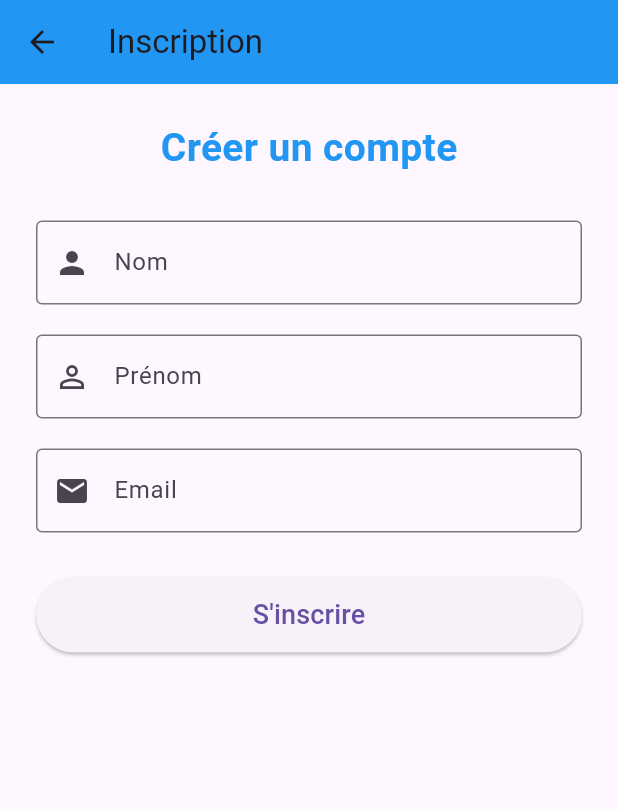
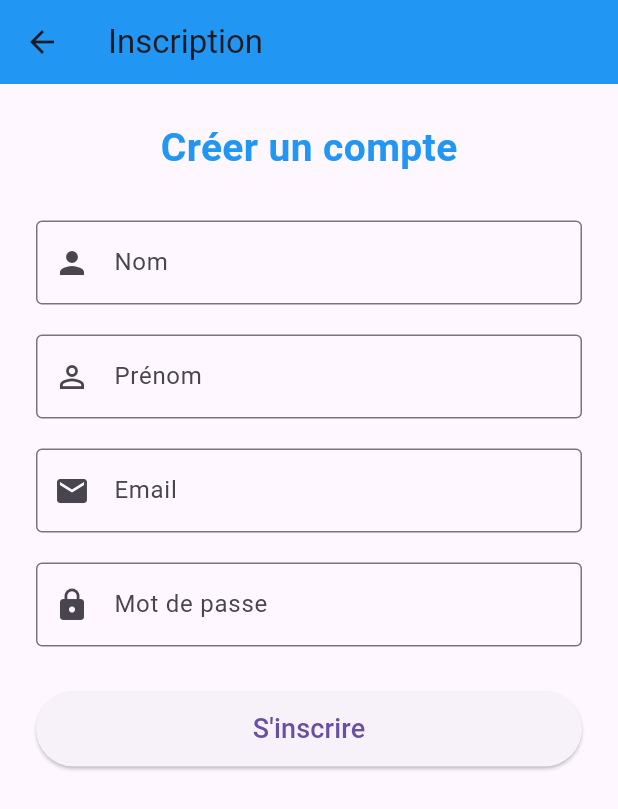
Before and after one commit to mariem-hammami/programmation-mobile-gestion-de-contact, a Flutter app: the ContactHomePage screen opened directly, after a tap on the "logout" icon, after a tap on "Créer un compte", on a phone screen of 412 x 824 dp. Shown: the top 809 px of the screen. Run offline on Flutter 3.47's test engine with Material 3 defaults, Android fonts, the phone set to English and light mode, and no system bars.

Commit message:
Mise à jour du fichier main.dart

```diff
--- a/lib/main.dart
+++ b/lib/main.dart
@@ -3,6 +3,9 @@ import 'package:flutter/material.dart';
 void main() {
   runApp(const MyApp());
 }
+
+/// 💾 Liste globale d'utilisateurs
+List<Map<String, String>> usersList = [];
 
 class MyApp extends StatelessWidget {
   const MyApp({super.key});
@@ -18,9 +21,7 @@ class MyApp extends StatelessWidget {
   }
 }
 
-/// ─────────────────────────────
 /// 🔐 PAGE DE CONNEXION
-/// ─────────────────────────────
 class LoginScreen extends StatefulWidget {
   const LoginScreen({super.key});
 
@@ -42,16 +43,14 @@ class _LoginScreenState extends State<LoginScreen> {
       return;
     }
 
-    if (!email.contains('@')) {
-      _showErrorDialog('Veuillez entrer un email valide.');
-      return;
-    }
-
     setState(() => _isLoading = true);
-    Future.delayed(const Duration(seconds: 2), () {
+    Future.delayed(const Duration(seconds: 1), () {
       setState(() => _isLoading = false);
 
-      if (email == 'mariem@gmail.com' && password == '2004') {
+      bool userExists = usersList.any(
+          (user) => user['email'] == email && user['password'] == password);
+
+      if (userExists) {
         Navigator.pushReplacement(
           context,
           MaterialPageRoute(builder: (_) => const ContactHomePage()),
@@ -99,8 +98,6 @@ class _LoginScreenState extends State<LoginScreen> {
                       color: Colors.blue),
                 ),
                 const SizedBox(height: 40),
-
-                // Champ email
                 TextField(
                   controller: _emailController,
                   decoration: const InputDecoration(
@@ -112,8 +109,6 @@ class _LoginScreenState extends State<LoginScreen> {
                   ),
                 ),
                 const SizedBox(height: 20),
-
-                // Champ mot de passe
                 TextField(
                   controller: _passwordController,
                   decoration: const InputDecoration(
@@ -126,7 +121,6 @@ class _LoginScreenState extends State<LoginScreen> {
                   obscureText: true,
                 ),
                 const SizedBox(height: 30),
-
                 _isLoading
                     ? const CircularProgressIndicator()
                     : ElevatedButton(
@@ -140,8 +134,6 @@ class _LoginScreenState extends State<LoginScreen> {
                         ),
                       ),
                 const SizedBox(height: 20),
-
-                // 🔹 BOUTON D’INSCRIPTION
                 TextButton(
                   onPressed: () {
                     Navigator.push(
@@ -163,9 +155,7 @@ class _LoginScreenState extends State<LoginScreen> {
   }
 }
 
-/// ─────────────────────────────
 /// 🧾 PAGE D’INSCRIPTION
-/// ─────────────────────────────
 class SignupPage extends StatefulWidget {
   const SignupPage({super.key});
 
@@ -177,13 +167,15 @@ class _SignupPageState extends State<SignupPage> {
   final _nomController = TextEditingController();
   final _prenomController = TextEditingController();
   final _emailController = TextEditingController();
+  final _passwordController = TextEditingController();
 
   void _handleSignup() {
     String nom = _nomController.text.trim();
     String prenom = _prenomController.text.trim();
     String email = _emailController.text.trim();
+    String password = _passwordController.text.trim();
 
-    if (nom.isEmpty || prenom.isEmpty || email.isEmpty) {
+    if (nom.isEmpty || prenom.isEmpty || email.isEmpty || password.isEmpty) {
       _showError('Veuillez remplir tous les champs.');
       return;
     }
@@ -192,6 +184,19 @@ class _SignupPageState extends State<SignupPage> {
       _showError('Veuillez entrer un email valide.');
       return;
     }
+
+    bool emailExiste = usersList.any((user) => user['email'] == email);
+    if (emailExiste) {
+      _showError('Cet email est déjà utilisé.');
+      return;
+    }
+
+    usersList.add({
+      'email': email,
+      'password': password,
+      'nom': nom,
+      'prenom': prenom,
+    });
 
     showDialog(
       context: context,
@@ -207,7 +212,7 @@ class _SignupPageState extends State<SignupPage> {
                 MaterialPageRoute(builder: (_) => const LoginScreen()),
               );
             },
-            child: const Text('Retour à la connexion'),
+            child: const Text('Se connecter'),
           ),
         ],
       ),
@@ -233,79 +238,42 @@ class _SignupPageState extends State<SignupPage> {
   @override
   Widget build(BuildContext context) {
     return Scaffold(
-      appBar: AppBar(
-        title: const Text('Inscription'),
-        backgroundColor: Colors.blue,
-      ),
+      appBar: AppBar(title: const Text('Inscription'), backgroundColor: Colors.blue),
       body: Padding(
         padding: const EdgeInsets.all(24),
+        child: SingleChildScrollView(
           child: Column(
             children: [
               const Text(
                 'Créer un compte',
-              style: TextStyle(
-                fontSize: 26,
-                fontWeight: FontWeight.bold,
-                color: Colors.blue,
-              ),
+                style: TextStyle(fontSize: 26, fontWeight: FontWeight.bold, color: Colors.blue),
               ),
               const SizedBox(height: 30),
-
-            TextField(
-              controller: _nomController,
-              decoration: const InputDecoration(
-                labelText: 'Nom',
-                prefixIcon: Icon(Icons.person),
-                border: OutlineInputBorder(),
-              ),
-            ),
+              TextField(controller: _nomController, decoration: const InputDecoration(labelText: 'Nom', prefixIcon: Icon(Icons.person), border: OutlineInputBorder())),
               const SizedBox(height: 20),
-
-            TextField(
-              controller: _prenomController,
-              decoration: const InputDecoration(
-                labelText: 'Prénom',
-                prefixIcon: Icon(Icons.person_outline),
-                border: OutlineInputBorder(),
-              ),
-            ),
+              TextField(controller: _prenomController, decoration: const InputDecoration(labelText: 'Prénom', prefixIcon: Icon(Icons.person_outline), border: OutlineInputBorder())),
               const SizedBox(height: 20),
-
-            TextField(
-              controller: _emailController,
-              decoration: const InputDecoration(
-                labelText: 'Email',
-                prefixIcon: Icon(Icons.email),
-                border: OutlineInputBorder(),
-              ),
-              keyboardType: TextInputType.emailAddress,
-            ),
+              TextField(controller: _emailController, decoration: const InputDecoration(labelText: 'Email', prefixIcon: Icon(Icons.email), border: OutlineInputBorder())),
+              const SizedBox(height: 20),
+              TextField(controller: _passwordController, decoration: const InputDecoration(labelText: 'Mot de passe', prefixIcon: Icon(Icons.lock), border: OutlineInputBorder()), obscureText: true),
               const SizedBox(height: 30),
-
               ElevatedButton(
                 onPressed: _handleSignup,
-              style: ElevatedButton.styleFrom(
-                minimumSize: const Size(double.infinity, 50),
-              ),
-              child: const Text(
-                'S\'inscrire',
-                style: TextStyle(fontSize: 18),
-              ),
+                style: ElevatedButton.styleFrom(minimumSize: const Size(double.infinity, 50)),
+                child: const Text('S\'inscrire', style: TextStyle(fontSize: 18)),
               ),
             ],
+          ),
         ),
       ),
     );
   }
 }
 
-/// ─────────────────────────────
-/// 📇 PAGE DE GESTION DES CONTACTS
-/// ─────────────────────────────
+/// 📇 CONTACTS + RECHERCHE
 class Contact {
   String nom;
   String numero;
-
   Contact({required this.nom, required this.numero});
 }
 
@@ -318,16 +286,41 @@ class ContactHomePage extends StatefulWidget {
 
 class _ContactHomePageState extends State<ContactHomePage> {
   final List<Contact> _contacts = [];
+  List<Contact> _filteredContacts = []; // pour la recherche
   final TextEditingController _nomController = TextEditingController();
   final TextEditingController _numeroController = TextEditingController();
+  final TextEditingController _searchController = TextEditingController();
+
+  @override
+  void initState() {
+    super.initState();
+    _filteredContacts = _contacts;
+    _searchController.addListener(_filtrerContacts);
+  }
+
+  @override
+  void dispose() {
+    _nomController.dispose();
+    _numeroController.dispose();
+    _searchController.dispose();
+    super.dispose();
+  }
+
+  void _filtrerContacts() {
+    String query = _searchController.text.toLowerCase();
+    setState(() {
+      _filteredContacts = _contacts.where((contact) {
+        return contact.nom.toLowerCase().contains(query) ||
+            contact.numero.contains(query);
+      }).toList();
+    });
+  }
 
   void _ajouterContact() {
     if (_nomController.text.isNotEmpty && _numeroController.text.isNotEmpty) {
       setState(() {
-        _contacts.add(Contact(
-          nom: _nomController.text,
-          numero: _numeroController.text,
-        ));
+        _contacts.add(Contact(nom: _nomController.text, numero: _numeroController.text));
+        _filteredContacts = _contacts;
       });
       _nomController.clear();
       _numeroController.clear();
@@ -336,8 +329,10 @@ class _ContactHomePageState extends State<ContactHomePage> {
   }
 
   void _modifierContact(int index) {
-    _nomController.text = _contacts[index].nom;
-    _numeroController.text = _contacts[index].numero;
+    Contact contact = _filteredContacts[index];
+    _nomController.text = contact.nom;
+    _numeroController.text = contact.numero;
+
     showDialog(
       context: context,
       builder: (_) => AlertDialog(
@@ -353,8 +348,9 @@ class _ContactHomePageState extends State<ContactHomePage> {
           TextButton(
             onPressed: () {
               setState(() {
-                _contacts[index].nom = _nomController.text;
-                _contacts[index].numero = _numeroController.text;
+                contact.nom = _nomController.text;
+                contact.numero = _numeroController.text;
+                _filteredContacts = _contacts;
               });
               _nomController.clear();
               _numeroController.clear();
@@ -369,7 +365,9 @@ class _ContactHomePageState extends State<ContactHomePage> {
 
   void _supprimerContact(int index) {
     setState(() {
-      _contacts.removeAt(index);
+      Contact contact = _filteredContacts[index];
+      _contacts.remove(contact);
+      _filteredContacts = _contacts;
     });
   }
 
@@ -402,25 +400,37 @@ class _ContactHomePageState extends State<ContactHomePage> {
           IconButton(
             icon: const Icon(Icons.logout),
             onPressed: () {
-              Navigator.pushReplacement(
-                context,
-                MaterialPageRoute(builder: (_) => const LoginScreen()),
-              );
+              Navigator.pushReplacement(context, MaterialPageRoute(builder: (_) => const LoginScreen()));
             },
           ),
         ],
       ),
-      body: _contacts.isEmpty
-          ? const Center(child: Text('Aucun contact ajouté.'))
+      body: Column(
+        children: [
+          Padding(
+            padding: const EdgeInsets.all(8.0),
+            child: TextField(
+              controller: _searchController,
+              decoration: const InputDecoration(
+                labelText: 'Rechercher contact',
+                prefixIcon: Icon(Icons.search),
+                border: OutlineInputBorder(),
+              ),
+            ),
+          ),
+          Expanded(
+            child: _filteredContacts.isEmpty
+                ? const Center(child: Text('Aucun contact trouvé.'))
                 : ListView.builder(
-              itemCount: _contacts.length,
+                    itemCount: _filteredContacts.length,
                     itemBuilder: (context, index) {
+                      Contact contact = _filteredContacts[index];
                       return Card(
                         margin: const EdgeInsets.symmetric(horizontal: 10, vertical: 6),
                         child: ListTile(
                           leading: const CircleAvatar(child: Icon(Icons.person)),
-                    title: Text(_contacts[index].nom),
-                    subtitle: Text(_contacts[index].numero),
+                          title: Text(contact.nom),
+                          subtitle: Text(contact.numero),
                           trailing: Row(
                             mainAxisSize: MainAxisSize.min,
                             children: [
@@ -432,6 +442,9 @@ class _ContactHomePageState extends State<ContactHomePage> {
                       );
                     },
                   ),
+          ),
+        ],
+      ),
       floatingActionButton: FloatingActionButton(
         onPressed: _ouvrirFormulaireAjout,
         child: const Icon(Icons.add),
```
Lines whose indentation alone changed are shown as unchanged.
